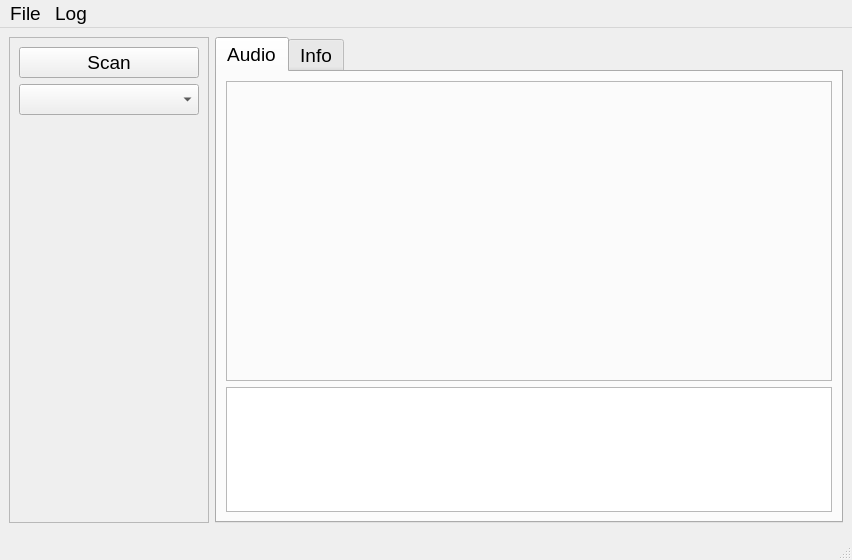
Qt form software/wiz-iot-gui/ui/ui_main.ui (chcbaram/wiznet-iot-speaker) before a commit.
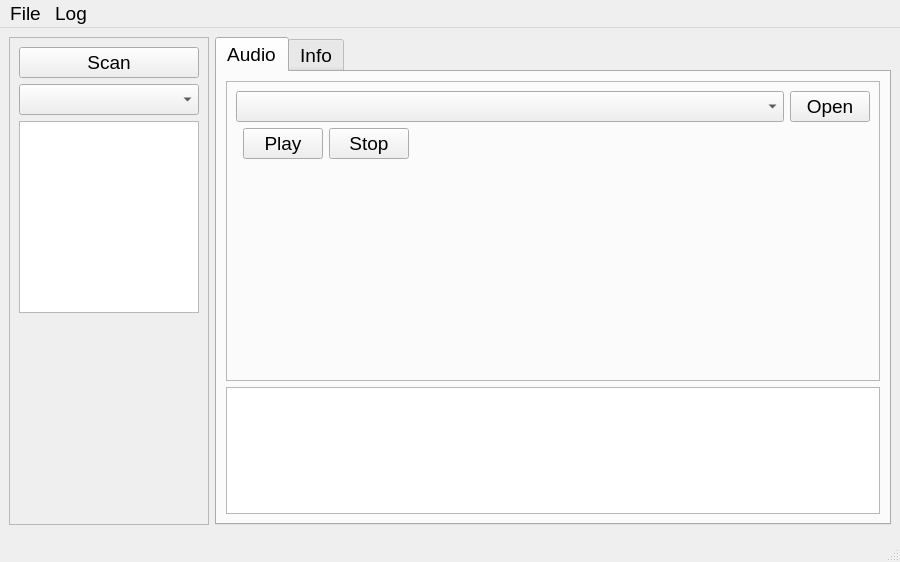
The same form after that commit.

Commit message: GUI 편집 중

Patch:
```diff
--- a/software/wiz-iot-gui/ui/ui_main.ui
+++ b/software/wiz-iot-gui/ui/ui_main.ui
@@ -6,8 +6,8 @@
    <rect>
     <x>0</x>
     <y>0</y>
-    <width>852</width>
-    <height>560</height>
+    <width>900</width>
+    <height>562</height>
    </rect>
   </property>
   <property name="font">
@@ -48,6 +48,25 @@
        <item>
         <widget class="QComboBox" name="combo_device"/>
        </item>
+       <item>
+        <widget class="QPlainTextEdit" name="text_info">
+         <property name="sizePolicy">
+          <sizepolicy hsizetype="Ignored" vsizetype="Minimum">
+           <horstretch>0</horstretch>
+           <verstretch>0</verstretch>
+          </sizepolicy>
+         </property>
+         <property name="minimumSize">
+          <size>
+           <width>174</width>
+           <height>0</height>
+          </size>
+         </property>
+         <property name="cursorWidth">
+          <number>0</number>
+         </property>
+        </widget>
+       </item>
        <item>
         <spacer name="verticalSpacer">
          <property name="orientation">
@@ -88,6 +107,81 @@
           <property name="frameShadow">
            <enum>QFrame::Raised</enum>
           </property>
+          <layout class="QVBoxLayout" name="verticalLayout_4">
+           <item>
+            <layout class="QHBoxLayout" name="horizontalLayout_2">
+             <item>
+              <widget class="QComboBox" name="combo_file"/>
+             </item>
+             <item>
+              <widget class="QPushButton" name="btn_open">
+               <property name="sizePolicy">
+                <sizepolicy hsizetype="Fixed" vsizetype="Fixed">
+                 <horstretch>0</horstretch>
+                 <verstretch>0</verstretch>
+                </sizepolicy>
+               </property>
+               <property name="text">
+                <string>Open</string>
+               </property>
+              </widget>
+             </item>
+            </layout>
+           </item>
+           <item>
+            <layout class="QHBoxLayout" name="horizontalLayout_4">
+             <property name="leftMargin">
+              <number>7</number>
+             </property>
+             <item>
+              <widget class="QPushButton" name="btn_play">
+               <property name="sizePolicy">
+                <sizepolicy hsizetype="Minimum" vsizetype="Fixed">
+                 <horstretch>0</horstretch>
+                 <verstretch>0</verstretch>
+                </sizepolicy>
+               </property>
+               <property name="text">
+                <string>Play</string>
+               </property>
+              </widget>
+             </item>
+             <item>
+              <widget class="QPushButton" name="btn_stop">
+               <property name="text">
+                <string>Stop</string>
+               </property>
+              </widget>
+             </item>
+             <item>
+              <spacer name="horizontalSpacer">
+               <property name="orientation">
+                <enum>Qt::Horizontal</enum>
+               </property>
+               <property name="sizeHint" stdset="0">
+                <size>
+                 <width>40</width>
+                 <height>20</height>
+                </size>
+               </property>
+              </spacer>
+             </item>
+            </layout>
+           </item>
+           <item>
+            <spacer name="verticalSpacer_2">
+             <property name="orientation">
+              <enum>Qt::Vertical</enum>
+             </property>
+             <property name="sizeHint" stdset="0">
+              <size>
+               <width>20</width>
+               <height>40</height>
+              </size>
+             </property>
+            </spacer>
+           </item>
+          </layout>
          </widget>
         </item>
         <item>
@@ -110,7 +204,7 @@
     <rect>
      <x>0</x>
      <y>0</y>
-     <width>852</width>
+     <width>900</width>
      <height>24</height>
     </rect>
    </property>
```
The commit also changes 3 other files.
